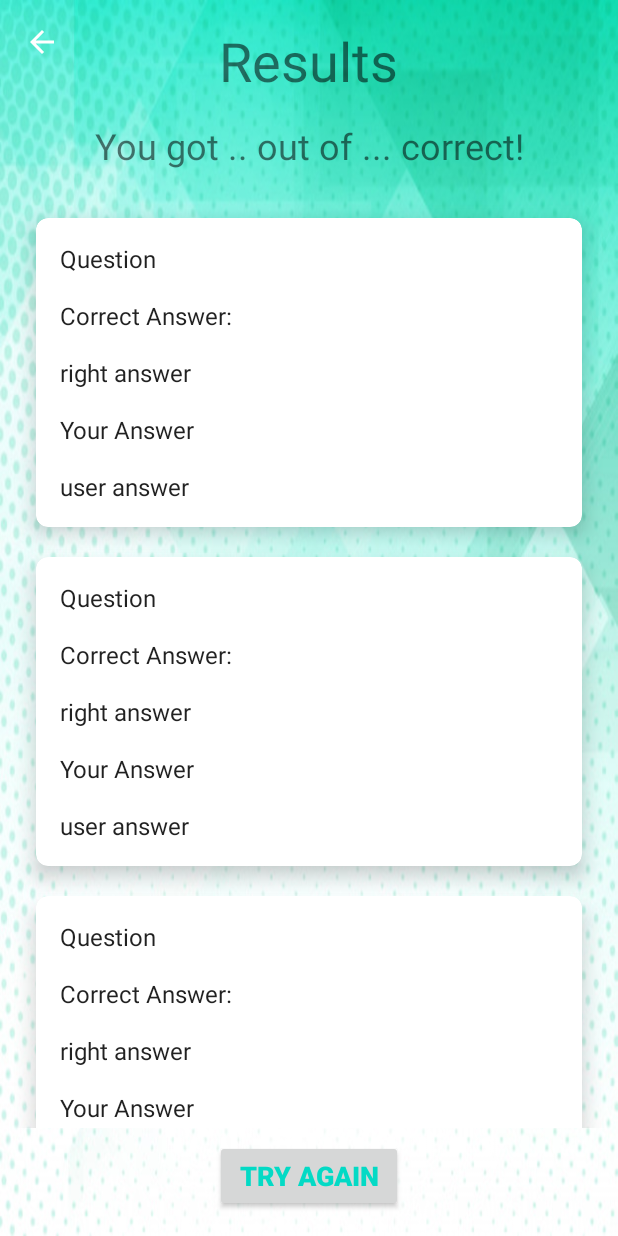
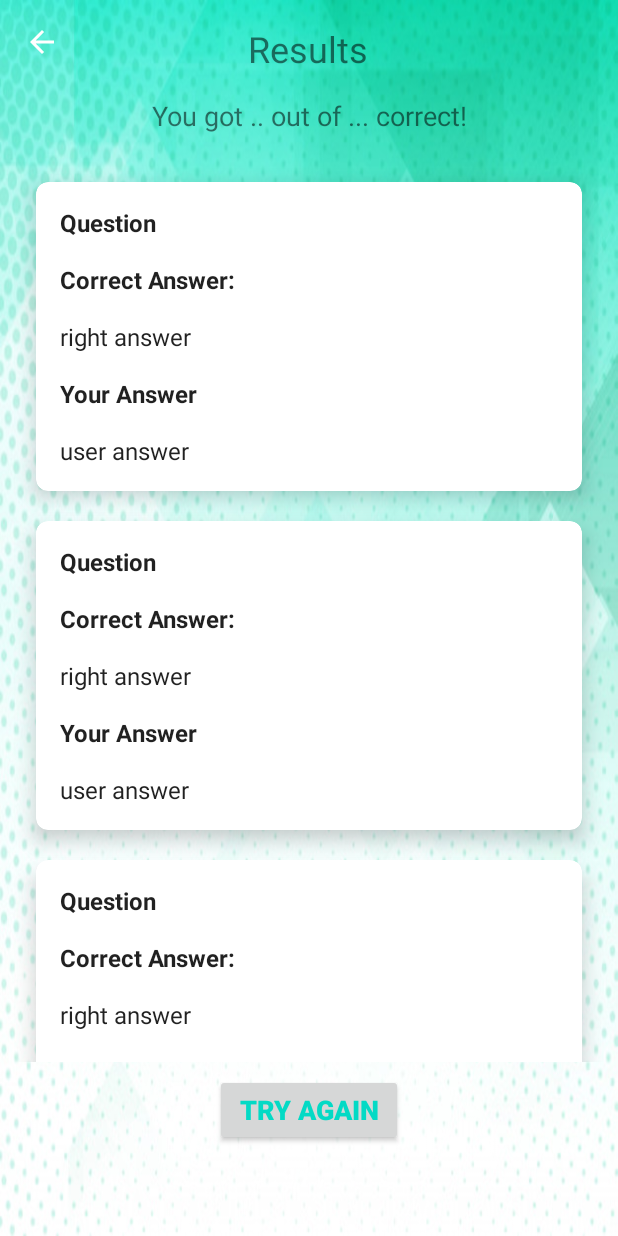
Before and after one commit to viivienn/InfoApp, an Android app: the layout fragment_quiz_results.xml on its own in the app's theme, with its tools: preview values and no code run, on a phone screen of 412 x 824 dp. Run offline under Robolectric (Android 15) with nearby library versions, the phone set to English and light mode, and no system bars; Roboto replaces fonts that are not available here.

Commit message:
quiz results

```diff
--- a/app/src/main/java/com/example/myapplication/quiz/GameFragment.kt
+++ b/app/src/main/java/com/example/myapplication/quiz/GameFragment.kt
@@ -112,7 +112,7 @@ class GameFragment : Fragment() {
 
         answers = currentQuestion.choices.toMutableList()
         // and shuffle them
-        answers.shuffle()
+//        answers.shuffle()
 //        (activity as AppCompatActivity).supportActionBar?.title = getString(R.string.title_android_trivia_question, questionIndex + 1, numQuestions)
     }
 }
--- a/app/src/main/res/layout/fragment_quiz_results.xml
+++ b/app/src/main/res/layout/fragment_quiz_results.xml
@@ -18,7 +18,7 @@
             android:fontFamily="@font/bowlby_one_sc"
             android:gravity="center|center_horizontal"
             android:text="Results"
-            android:textSize="36sp"
+            android:textSize="24sp"
             app:layout_constraintEnd_toEndOf="parent"
             app:layout_constraintHorizontal_bias="0.498"
             app:layout_constraintStart_toStartOf="parent"
@@ -28,7 +28,7 @@
             android:id="@+id/tryAgainButton"
             android:layout_width="wrap_content"
             android:layout_height="wrap_content"
-            android:layout_marginBottom="16dp"
+            android:layout_marginBottom="60dp"
             android:paddingStart="@dimen/button_padding"
             android:paddingEnd="@dimen/button_padding"
             android:text="@string/try_again_button"
@@ -51,7 +51,7 @@
             android:layout_marginRight="8dp"
             android:fontFamily="@font/bowlby_one_sc"
             android:gravity="center|center_horizontal"
-            android:textSize="24sp"
+            android:textSize="18sp"
             app:layout_constraintEnd_toEndOf="parent"
             app:layout_constraintHorizontal_bias="0.0"
             app:layout_constraintStart_toStartOf="parent"
--- a/app/src/main/res/layout/list_item_result.xml
+++ b/app/src/main/res/layout/list_item_result.xml
@@ -6,7 +6,13 @@
     <data>
         <variable
             name="question"
-            type="com.example.myapplication.data.Question"/>
+            type="com.example.myapplication.data.Question" />
+        <variable
+            name="userAns"
+            type="String" />
+        <variable
+            name="color"
+            type="String" />
     </data>
 
     <androidx.cardview.widget.CardView
@@ -22,7 +28,8 @@
 
         <androidx.constraintlayout.widget.ConstraintLayout
             android:layout_width="match_parent"
-            android:layout_height="wrap_content">
+            android:layout_height="wrap_content"
+            app:colorFromString="@{color}">
 
             <TextView
                 android:id="@+id/chapter_item_title"
@@ -33,8 +40,10 @@
                 android:layout_marginTop="16dp"
                 android:layout_marginEnd="16dp"
                 android:layout_marginRight="16dp"
-                android:text="Correct Answer"
+                android:text="@string/correct_answer_text"
+                android:textAllCaps="false"
                 android:textAppearance="?attr/textAppearanceListItem"
+                android:textStyle="bold"
                 app:layout_constraintEnd_toEndOf="parent"
                 app:layout_constraintHorizontal_bias="0.0"
                 app:layout_constraintStart_toStartOf="parent"
@@ -50,8 +59,10 @@
                 android:layout_marginTop="16dp"
                 android:layout_marginEnd="16dp"
                 android:layout_marginRight="16dp"
-                android:text="Your Answer:"
+                android:text="@string/your_answer_text"
+                android:textAllCaps="false"
                 android:textAppearance="?attr/textAppearanceListItem"
+                android:textStyle="bold"
                 app:layout_constraintEnd_toEndOf="parent"
                 app:layout_constraintHorizontal_bias="0.0"
                 app:layout_constraintStart_toStartOf="parent"
@@ -85,7 +96,7 @@
                 android:layout_marginEnd="16dp"
                 android:layout_marginRight="16dp"
                 android:layout_marginBottom="16dp"
-                android:text="TextView"
+                android:text="@{userAns}"
                 android:textAppearance="?attr/textAppearanceListItem"
                 app:layout_constraintBottom_toBottomOf="parent"
                 app:layout_constraintEnd_toEndOf="parent"
@@ -103,7 +114,9 @@
                 android:layout_marginEnd="16dp"
                 android:layout_marginRight="16dp"
                 android:text="@{question.question}"
+                android:textAllCaps="false"
                 android:textAppearance="?attr/textAppearanceListItem"
+                android:textStyle="bold"
                 app:layout_constraintEnd_toEndOf="parent"
                 app:layout_constraintStart_toStartOf="parent"
                 app:layout_constraintTop_toTopOf="parent"
--- a/app/src/main/res/values/strings.xml
+++ b/app/src/main/res/values/strings.xml
@@ -34,4 +34,6 @@ Pamela Scher, OT at Vigi Santé of West island Tiffany Chenn for logo designs
     <string name="title_quiz" translatable="false">Quiz</string>
     <string name="try_again_button">Try Again</string>
     <string name="quiz_time">Quiz Time!</string>
+    <string name="your_answer_text">Your Answer:</string>
+    <string name="correct_answer_text">Correct Answer:</string>
 </resources>
```
Also changed, not shown: app/src/main/java/com/example/myapplication/adapters/BindingAdapters.kt (+15 -0 lines), app/src/main/java/com/example/myapplication/adapters/GameAdapter.kt (+87 -37 lines), app/src/main/java/com/example/myapplication/adapters/ResultAdapter.kt (+31 -0 lines), app/src/main/java/com/example/myapplication/quiz/GameResultsFragment.kt (+9 -15 lines), 1 other file.
